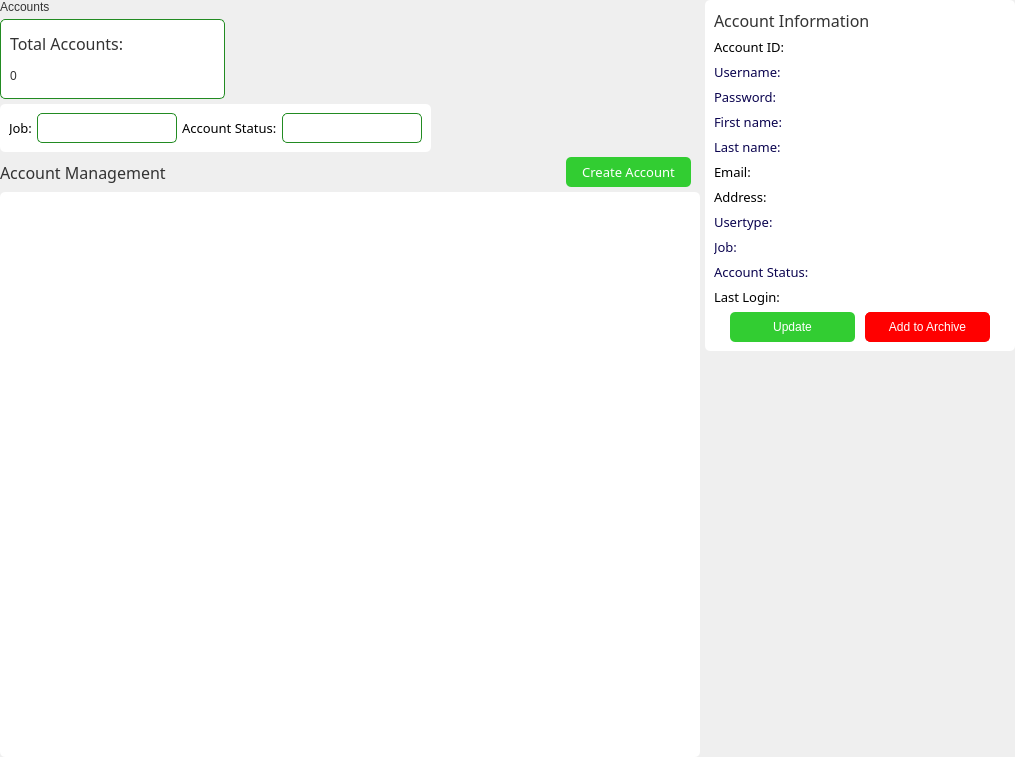
First picture: the form in app/src/ui/NEW/accounts_page.ui, repository Kazu0210/Inventory-System, before the edit.
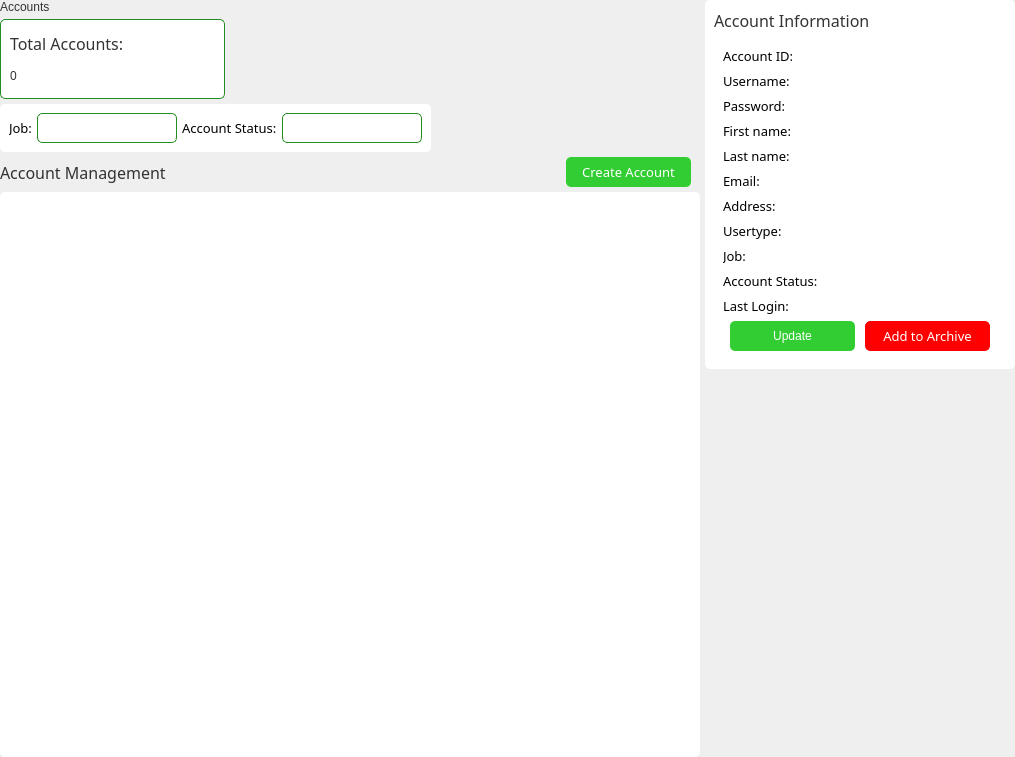
Second picture: the form after the edit.

Commit message: Added ui on prices page admin account

```diff
--- a/app/src/ui/NEW/accounts_page.ui
+++ b/app/src/ui/NEW/accounts_page.ui
@@ -715,16 +715,16 @@
                  <number>5</number>
                 </property>
                 <property name="leftMargin">
-                 <number>0</number>
+                 <number>9</number>
                 </property>
                 <property name="topMargin">
-                 <number>0</number>
+                 <number>9</number>
                 </property>
                 <property name="rightMargin">
-                 <number>0</number>
+                 <number>9</number>
                 </property>
                 <property name="bottomMargin">
-                 <number>0</number>
+                 <number>9</number>
                 </property>
                 <item>
                  <widget class="QFrame" name="frame_9">
@@ -772,13 +772,16 @@
                      </property>
                      <property name="font">
                       <font>
-                       <family>Noto Sans</family>
+                       <family>Noto Sans SemiBold</family>
                        <pointsize>10</pointsize>
-                       <weight>50</weight>
+                       <weight>7</weight>
                        <italic>false</italic>
                        <bold>false</bold>
                       </font>
                      </property>
+                     <property name="styleSheet">
+                      <string notr="true">font: 63 10pt &quot;Noto Sans SemiBold&quot;;</string>
+                     </property>
                      <property name="text">
                       <string>Account ID:</string>
                      </property>
@@ -861,16 +864,15 @@
                      </property>
                      <property name="font">
                       <font>
-                       <family>Noto Sans</family>
+                       <family>Noto Sans SemiBold</family>
                        <pointsize>10</pointsize>
-                       <weight>50</weight>
+                       <weight>7</weight>
                        <italic>false</italic>
                        <bold>false</bold>
                       </font>
                      </property>
                      <property name="styleSheet">
-                      <string notr="true">color: #0C0550;
-background-color: #fff;</string>
+                      <string notr="true">font: 63 10pt &quot;Noto Sans SemiBold&quot;;</string>
                      </property>
                      <property name="text">
                       <string>Username:</string>
@@ -954,16 +956,15 @@
                      </property>
                      <property name="font">
                       <font>
-                       <family>Noto Sans</family>
+                       <family>Noto Sans SemiBold</family>
                        <pointsize>10</pointsize>
-                       <weight>50</weight>
+                       <weight>7</weight>
                        <italic>false</italic>
                        <bold>false</bold>
                       </font>
                      </property>
                      <property name="styleSheet">
-                      <string notr="true">color: #0C0550;
-background-color: #fff;</string>
+                      <string notr="true">font: 63 10pt &quot;Noto Sans SemiBold&quot;;</string>
                      </property>
                      <property name="text">
                       <string>Password:</string>
@@ -1051,16 +1052,15 @@
                      </property>
                      <property name="font">
                       <font>
-                       <family>Noto Sans</family>
+                       <family>Noto Sans SemiBold</family>
                        <pointsize>10</pointsize>
-                       <weight>50</weight>
+                       <weight>7</weight>
                        <italic>false</italic>
                        <bold>false</bold>
                       </font>
                      </property>
                      <property name="styleSheet">
-                      <string notr="true">color: #0C0550;
-background-color: #fff;</string>
+                      <string notr="true">font: 63 10pt &quot;Noto Sans SemiBold&quot;;</string>
                      </property>
                      <property name="text">
                       <string>First name:</string>
@@ -1148,16 +1148,15 @@
                      </property>
                      <property name="font">
                       <font>
-                       <family>Noto Sans</family>
+                       <family>Noto Sans SemiBold</family>
                        <pointsize>10</pointsize>
-                       <weight>50</weight>
+                       <weight>7</weight>
                        <italic>false</italic>
                        <bold>false</bold>
                       </font>
                      </property>
                      <property name="styleSheet">
-                      <string notr="true">color: #0C0550;
-background-color: #fff;</string>
+                      <string notr="true">font: 63 10pt &quot;Noto Sans SemiBold&quot;;</string>
                      </property>
                      <property name="text">
                       <string>Last name:</string>
@@ -1245,13 +1244,16 @@
                      </property>
                      <property name="font">
                       <font>
-                       <family>Noto Sans</family>
+                       <family>Noto Sans SemiBold</family>
                        <pointsize>10</pointsize>
-                       <weight>50</weight>
+                       <weight>7</weight>
                        <italic>false</italic>
                        <bold>false</bold>
                       </font>
                      </property>
+                     <property name="styleSheet">
+                      <string notr="true">font: 63 10pt &quot;Noto Sans SemiBold&quot;;</string>
+                     </property>
                      <property name="text">
                       <string>Email:</string>
                      </property>
@@ -1328,13 +1330,16 @@
                      </property>
                      <property name="font">
                       <font>
-                       <family>Noto Sans</family>
+                       <family>Noto Sans SemiBold</family>
                        <pointsize>10</pointsize>
-                       <weight>50</weight>
+                       <weight>7</weight>
                        <italic>false</italic>
                        <bold>false</bold>
                       </font>
                      </property>
+                     <property name="styleSheet">
+                      <string notr="true">font: 63 10pt &quot;Noto Sans SemiBold&quot;;</string>
+                     </property>
                      <property name="text">
                       <string>Address:</string>
                      </property>
@@ -1414,16 +1419,15 @@
                      </property>
                      <property name="font">
                       <font>
-                       <family>Noto Sans</family>
+                       <family>Noto Sans SemiBold</family>
                        <pointsize>10</pointsize>
-                       <weight>50</weight>
+                       <weight>7</weight>
                        <italic>false</italic>
                        <bold>false</bold>
                       </font>
                      </property>
                      <property name="styleSheet">
-                      <string notr="true">color: #0C0550;
-background-color: #fff;</string>
+                      <string notr="true">font: 63 10pt &quot;Noto Sans SemiBold&quot;;</string>
                      </property>
                      <property name="text">
                       <string>Usertype:</string>
@@ -1505,16 +1509,15 @@
                      </property>
                      <property name="font">
                       <font>
-                       <family>Noto Sans</family>
+                       <family>Noto Sans SemiBold</family>
                        <pointsize>10</pointsize>
-                       <weight>50</weight>
+                       <weight>7</weight>
                        <italic>false</italic>
                        <bold>false</bold>
                       </font>
                      </property>
                      <property name="styleSheet">
-                      <string notr="true">color: #0C0550;
-background-color: #fff;</string>
+                      <string notr="true">font: 63 10pt &quot;Noto Sans SemiBold&quot;;</string>
                      </property>
                      <property name="text">
                       <string>Job:</string>
@@ -1593,16 +1596,15 @@
                      </property>
                      <property name="font">
                       <font>
-                       <family>Noto Sans</family>
+                       <family>Noto Sans SemiBold</family>
                        <pointsize>10</pointsize>
-                       <weight>50</weight>
+                       <weight>7</weight>
                        <italic>false</italic>
                        <bold>false</bold>
                       </font>
                      </property>
                      <property name="styleSheet">
-                      <string notr="true">color: #0C0550;
-background-color: #fff;</string>
+                      <string notr="true">font: 63 10pt &quot;Noto Sans SemiBold&quot;;</string>
                      </property>
                      <property name="text">
                       <string>Account Status:</string>
@@ -1680,13 +1682,16 @@
                      </property>
                      <property name="font">
                       <font>
-                       <family>Noto Sans</family>
+                       <family>Noto Sans SemiBold</family>
                        <pointsize>10</pointsize>
-                       <weight>50</weight>
+                       <weight>7</weight>
                        <italic>false</italic>
                        <bold>false</bold>
                       </font>
                      </property>
+                     <property name="styleSheet">
+                      <string notr="true">font: 63 10pt &quot;Noto Sans SemiBold&quot;;</string>
+                     </property>
                      <property name="text">
                       <string>Last Login:</string>
                      </property>
@@ -1783,12 +1788,21 @@
                        <height>30</height>
                       </size>
                      </property>
+                     <property name="font">
+                      <font>
+                       <family>Noto Sans Black</family>
+                       <pointsize>10</pointsize>
+                       <weight>10</weight>
+                       <italic>false</italic>
+                       <bold>false</bold>
+                      </font>
+                     </property>
                      <property name="styleSheet">
                       <string notr="true">background-color: red;
 color: #fff;
 border: 1px solid red;
 border-radius: 5px;
-padding: 5px;</string>
+font: 87 10pt &quot;Noto Sans Black&quot;;</string>
                      </property>
                      <property name="text">
                       <string>Add to Archive</string>
```
The commit also changes 6 other files.
